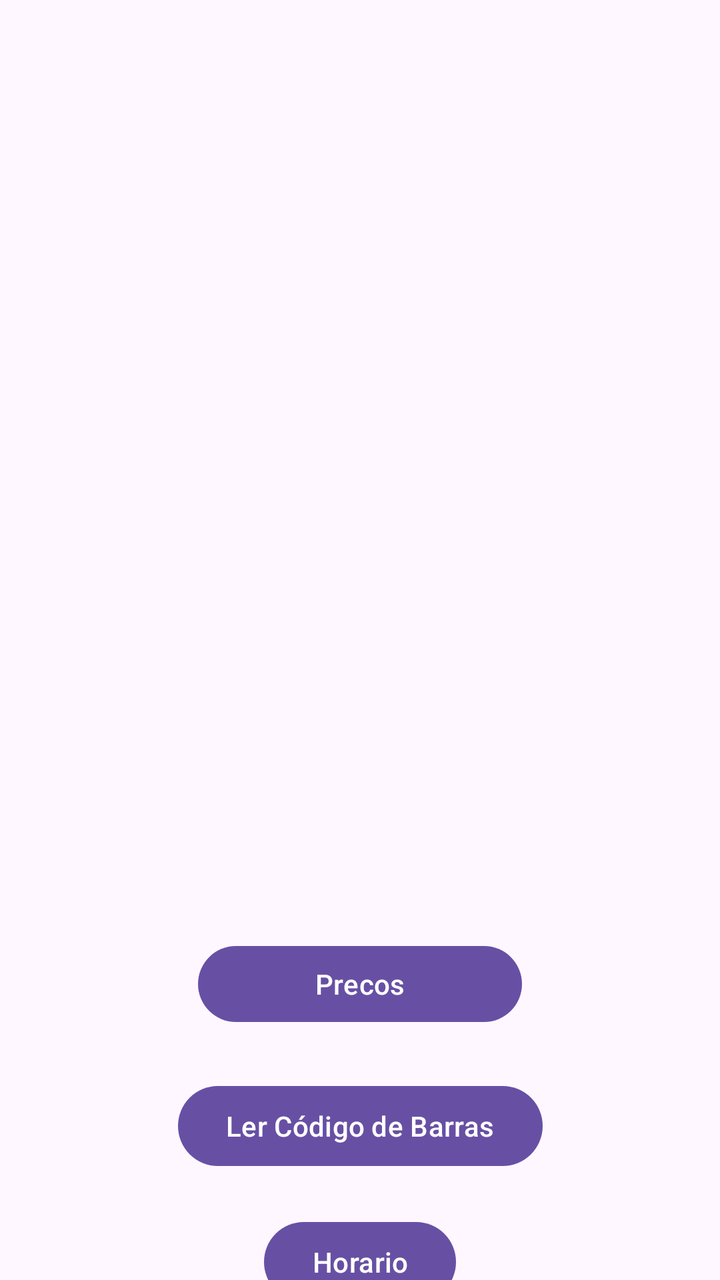
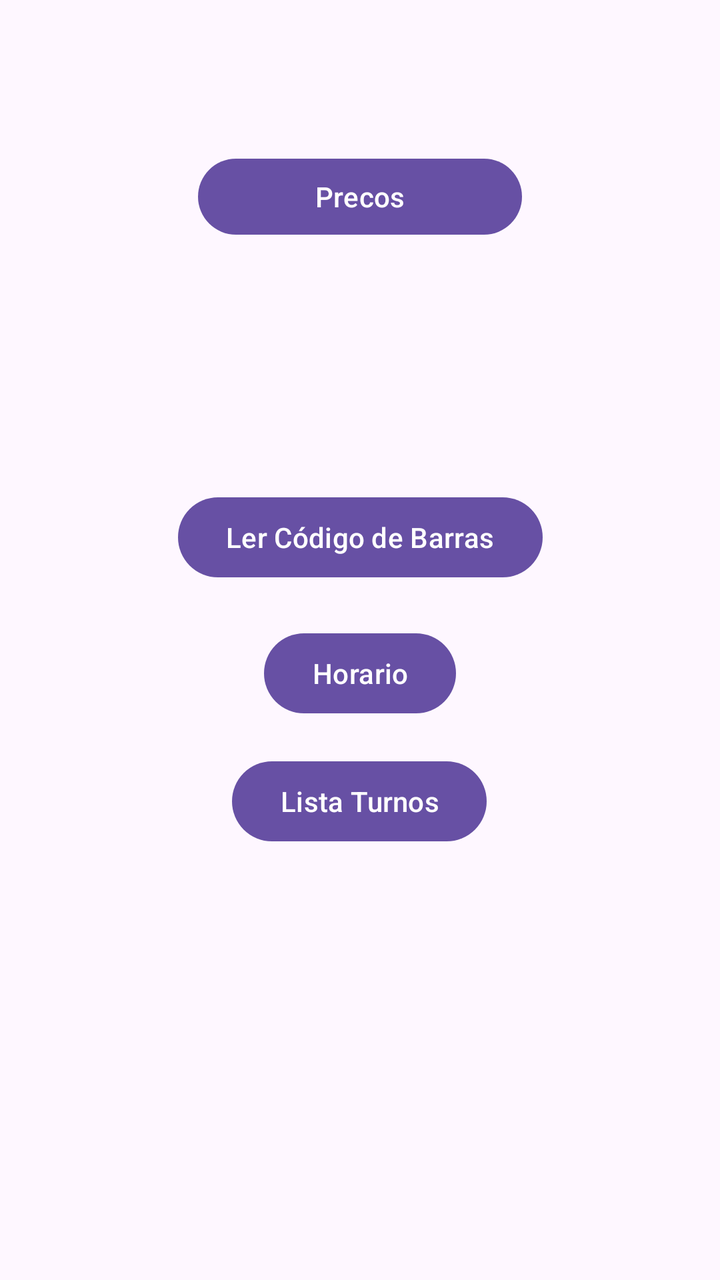

Two renders of the same Android screen: before a commit and after it. Below are the layout's source before the change and the commit's diff.
<!-- AndroidManifest.xml: application theme Theme.ProjectDroid_1220893_1241190 -->
<!-- res/layout/activity_funcionario.xml -->
<?xml version="1.0" encoding="utf-8"?>
<androidx.constraintlayout.widget.ConstraintLayout xmlns:android="http://schemas.android.com/apk/res/android"
    xmlns:app="http://schemas.android.com/apk/res-auto"
    xmlns:tools="http://schemas.android.com/tools"
    android:id="@+id/main"
    android:layout_width="match_parent"
    android:layout_height="match_parent"
    tools:context=".ui.Funcionario">

    <Button
        android:id="@+id/goPrecoProduto"
        android:layout_width="162dp"
        android:layout_height="46dp"
        android:layout_marginTop="24dp"
        android:layout_marginBottom="8dp"
        android:text="Precos"
        app:layout_constraintBottom_toTopOf="@+id/buttonGoCodigoBarras"
        app:layout_constraintEnd_toEndOf="parent"
        app:layout_constraintStart_toStartOf="parent"
        app:layout_constraintTop_toBottomOf="@+id/buttonGoListProdutos" />

    <Button
        android:id="@+id/buttonGoListProdutos"
        android:layout_width="wrap_content"
        android:layout_height="wrap_content"
        android:layout_marginBottom="480dp"
        android:text="Ver Produtos"
        android:visibility="gone"
        app:layout_constraintBottom_toBottomOf="parent"
        app:layout_constraintEnd_toEndOf="parent"
        app:layout_constraintHorizontal_bias="0.502"
        app:layout_constraintStart_toStartOf="parent"
        tools:visibility="visible" />

    <Button
        android:id="@+id/buttonGoCodigoBarras"
        android:layout_width="wrap_content"
        android:layout_height="wrap_content"
        android:layout_marginTop="16dp"
        android:layout_marginBottom="248dp"
        android:text="Ler Código de Barras"
        app:layout_constraintBottom_toBottomOf="parent"
        app:layout_constraintEnd_toEndOf="parent"
        app:layout_constraintStart_toStartOf="parent"
        app:layout_constraintTop_toBottomOf="@+id/goPrecoProduto" />

    <Button
        android:id="@+id/buttonGoHorario"
        android:layout_width="wrap_content"
        android:layout_height="wrap_content"
        android:layout_marginTop="20dp"
        android:text="Horario"
        app:layout_constraintEnd_toEndOf="parent"
        app:layout_constraintStart_toStartOf="parent"
        app:layout_constraintTop_toBottomOf="@+id/buttonGoCodigoBarras" />

    <Button
        android:id="@+id/buttonGoListaTurnos"
        android:layout_width="wrap_content"
        android:layout_height="wrap_content"
        android:layout_marginTop="16dp"
        android:text="Lista Turnos"
        app:layout_constraintEnd_toEndOf="parent"
        app:layout_constraintHorizontal_bias="0.498"
        app:layout_constraintStart_toStartOf="parent"
        app:layout_constraintTop_toBottomOf="@+id/buttonGoHorario" />

    <Button
        android:id="@+id/buttonGoListaFuncionarios"
        android:layout_width="wrap_content"
        android:layout_height="wrap_content"
        android:layout_marginTop="20dp"
        android:text="Ver fichas de funcionários"
        android:visibility="gone"
        app:layout_constraintEnd_toEndOf="parent"
        app:layout_constraintStart_toStartOf="parent"
        app:layout_constraintTop_toBottomOf="@+id/buttonGoListaTurnos"
        tools:visibility="visible" />

    <Button
        android:id="@+id/buttonGoCriarTipo"
        android:layout_width="wrap_content"
        android:layout_height="wrap_content"
        android:layout_marginTop="20dp"
        android:text="Criar tipo"
        android:visibility="gone"
        app:layout_constraintEnd_toEndOf="parent"
        app:layout_constraintHorizontal_bias="0.501"
        app:layout_constraintStart_toStartOf="parent"
        app:layout_constraintTop_toBottomOf="@+id/buttonGoListaFuncionarios"
        tools:visibility="visible" />

</androidx.constraintlayout.widget.ConstraintLayout>
<!-- resources referenced by this layout -->
<resources>
  <style name="Theme.ProjectDroid_1220893_1241190" parent="Base.Theme.ProjectDroid_1220893_1241190" />
  <style name="Base.Theme.ProjectDroid_1220893_1241190" parent="Theme.Material3.DayNight.NoActionBar">
          
          
      </style>
</resources>

<!-- the commit's change to res/layout/activity_funcionario.xml (unified diff, before → after) -->
@@ -11,7 +11,6 @@
         android:id="@+id/goPrecoProduto"
         android:layout_width="162dp"
         android:layout_height="46dp"
-        android:layout_marginTop="24dp"
         android:layout_marginBottom="8dp"
         android:text="Precos"
         app:layout_constraintBottom_toTopOf="@+id/buttonGoCodigoBarras"
@@ -23,12 +22,12 @@
         android:id="@+id/buttonGoListProdutos"
         android:layout_width="wrap_content"
         android:layout_height="wrap_content"
-        android:layout_marginBottom="480dp"
+        android:layout_marginBottom="664dp"
         android:text="Ver Produtos"
-        android:visibility="gone"
+        android:visibility="visible"
         app:layout_constraintBottom_toBottomOf="parent"
         app:layout_constraintEnd_toEndOf="parent"
-        app:layout_constraintHorizontal_bias="0.502"
+        app:layout_constraintHorizontal_bias="0.498"
         app:layout_constraintStart_toStartOf="parent"
         tools:visibility="visible" />
 
@@ -89,5 +88,17 @@
         app:layout_constraintStart_toStartOf="parent"
         app:layout_constraintTop_toBottomOf="@+id/buttonGoListaFuncionarios"
         tools:visibility="visible" />
+    <Button
+        android:id="@+id/buttonGoCriarFornecedor"
+        android:layout_width="wrap_content"
+        android:layout_height="wrap_content"
+        android:layout_marginTop="20dp"
+        android:text="Criar fornecedor"
+        android:visibility="gone"
+        app:layout_constraintEnd_toEndOf="parent"
+        app:layout_constraintStart_toStartOf="parent"
+        app:layout_constraintTop_toBottomOf="@+id/buttonGoCriarTipo"
+        tools:visibility="visible" />
+
 
 </androidx.constraintlayout.widget.ConstraintLayout>
